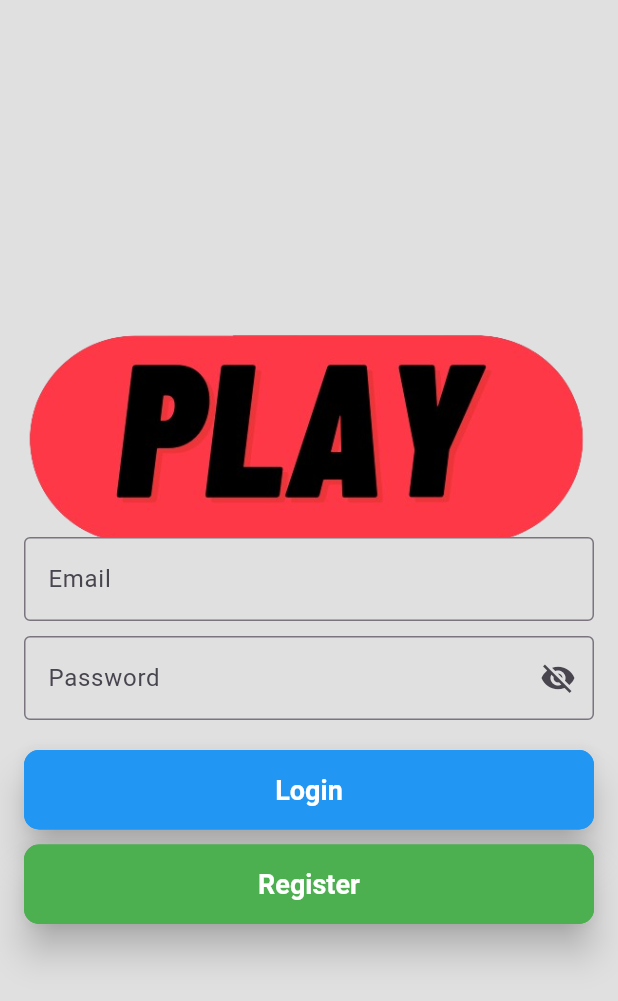
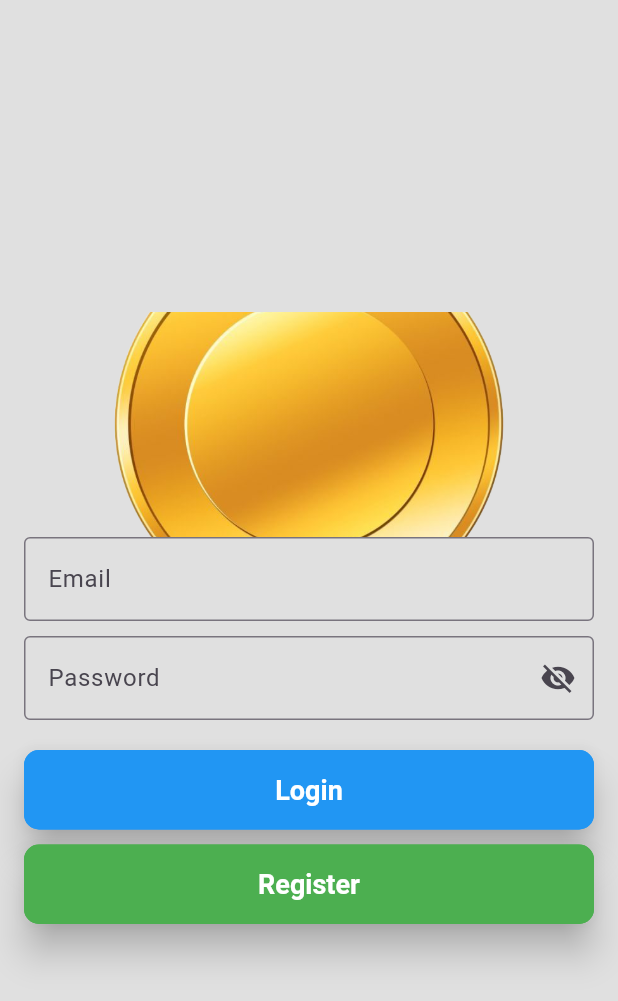
Before and after one commit to named-JM/jm-color-gambling-game, a Flutter app: the screen it shows after launch, on a phone screen of 412 x 824 dp. Shown: the top 1001 px of the screen. Run offline on Flutter 3.47's test engine with Material 3 defaults, Android fonts, the light colour scheme and no system bars; our stand-ins replace animated_splash_screen.

Commit message:
tologochanged trying

```diff
--- a/lib/loginPage.dart
+++ b/lib/loginPage.dart
@@ -37,7 +37,7 @@ class LoginPageState extends State<LoginPage> {
               decoration: BoxDecoration(
                   image: DecorationImage(
                 image: AssetImage(
-                  'assets/images/play.png',
+                  'assets/images/coin.png',
                 ),
                 fit: BoxFit.cover,
               )),
```
